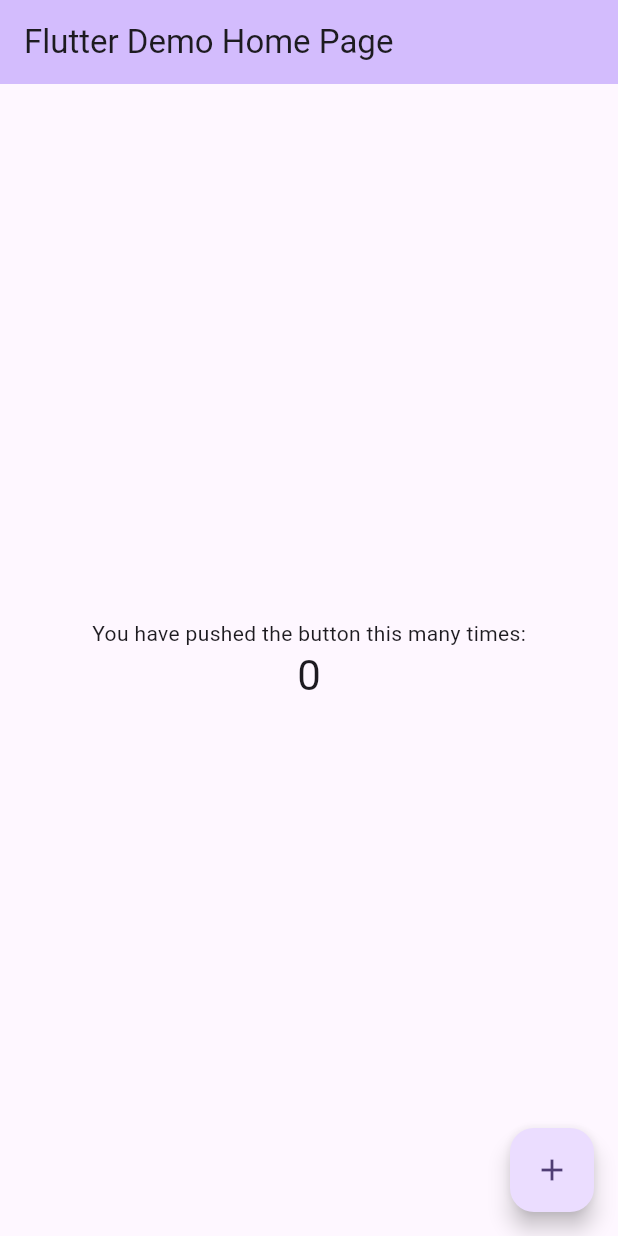
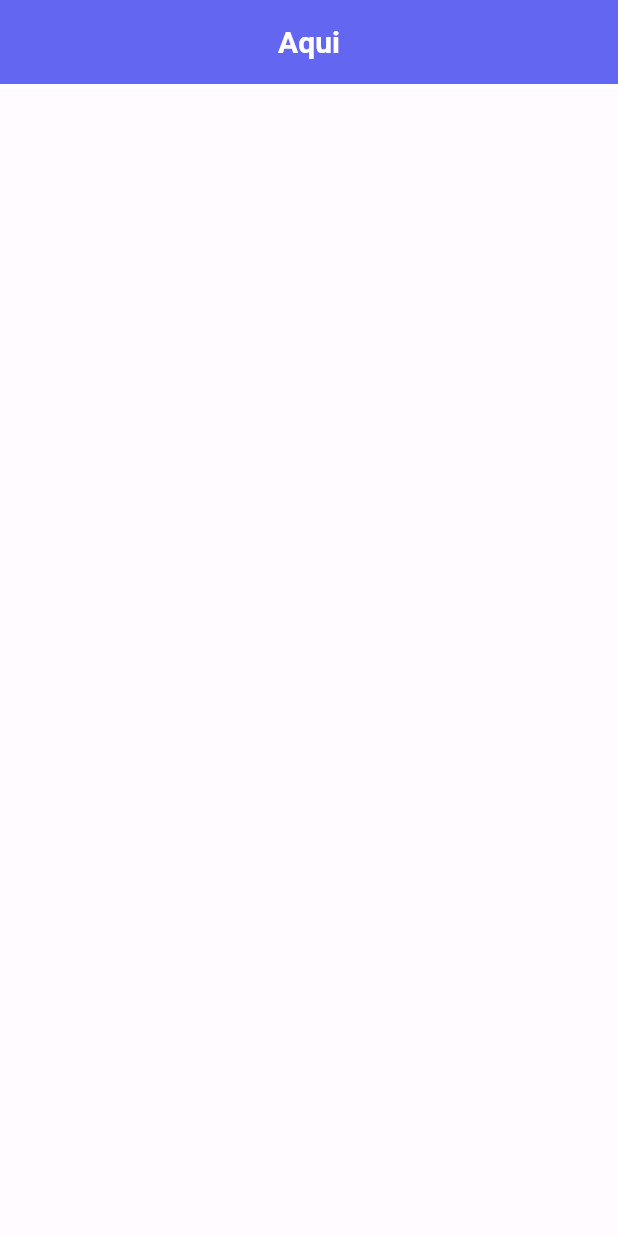
Before and after one commit to pollyyana/FitFinder, a Flutter app: the screen it shows after launch, on a phone screen of 412 x 824 dp. Run offline on Flutter 3.47's test engine with Material 3 defaults, Android fonts, the phone set to English and light mode, and no system bars.

```diff
--- a/analysis_options.yaml
+++ b/analysis_options.yaml
@@ -8,6 +8,10 @@
 # The following line activates a set of recommended lints for Flutter apps,
 # packages, and plugins designed to encourage good coding practices.
 include: package:flutter_lints/flutter.yaml
+
+formatter:
+  trailing_commas: preserve
+
 
 linter:
   # The lint rules applied to this project can be customized in the
--- /dev/null
+++ b/lib/core/ui/theme.dart
@@ -0,0 +1,123 @@
+import 'package:flutter/material.dart';
+
+class AppTheme {
+  static const primaryColor = Color(0xff6366F1);
+  static const secondaryColor = Color(0xff8B5CF6);
+  static const accentColor = Color(0xFF06B6D4); // Cyan vibrante
+  static const surfaceColor = Color(0xFFF8FAFC); // Branco azulado
+  static const backgroundColor = Color(0xFFFFFBFF); // Branco puro
+  static const errorColor = Color(0xFFEF4444); // Vermelho vibrante
+  static const successColor = Color(0xFF10B981); // Verde vibrante
+  static const warningColor = Color(0xFFF59E0B); // Laranja vibrante
+
+  AppTheme._();
+
+  static ThemeData get lightTheme {
+    return ThemeData(
+      colorScheme: ColorScheme.fromSeed(
+        seedColor: primaryColor,
+        brightness: Brightness.light,
+        primary: primaryColor,
+        secondary: secondaryColor,
+        tertiary: accentColor,
+        surface: surfaceColor,
+        error: errorColor,
+      ),
+      scaffoldBackgroundColor: backgroundColor,
+      appBarTheme: AppBarTheme(
+        centerTitle: true,
+        elevation: 0,
+        backgroundColor: primaryColor,
+        foregroundColor: Colors.white,
+        titleTextStyle: TextStyle(
+          fontSize: 20,
+          fontWeight: FontWeight.bold,
+          color: Colors.white,
+        ),
+        iconTheme: IconThemeData(color: Colors.white),
+      ),
+      textTheme: TextTheme(
+        headlineLarge: TextStyle(
+          fontSize: 32,
+          fontWeight: FontWeight.bold,
+          color: Color(0xff1E293B),
+        ),
+        headlineMedium: TextStyle(
+          fontSize: 28,
+          fontWeight: FontWeight.bold,
+          color: Color(0xff1E293B),
+        ),
+        titleLarge: TextStyle(
+          fontSize: 22,
+          fontWeight: FontWeight.bold,
+          color: Color(0xff1E293B),
+        ),
+
+        titleMedium: TextStyle(
+          fontSize: 18,
+          fontWeight: FontWeight.w600,
+          color: Color(0xff1E293B),
+        ),
+        bodyLarge: TextStyle(
+          fontSize: 16,
+          color: Color(0xff475569),
+        ),
+        bodyMedium: TextStyle(
+          fontSize: 14,
+          color: Color(0xff64748B),
+        ),
+      ),
+      inputDecorationTheme: InputDecorationTheme(
+        filled: true,
+        fillColor: surfaceColor,
+        border: OutlineInputBorder(
+          borderRadius: BorderRadius.circular(12),
+          borderSide: BorderSide(color: primaryColor.withValues(alpha: 0.3)),
+        ),
+        enabledBorder: OutlineInputBorder(
+          borderRadius: BorderRadius.circular(12),
+          borderSide: BorderSide(color: primaryColor.withValues(alpha: 0.3)),
+        ),
+        focusedBorder: OutlineInputBorder(
+          borderRadius: BorderRadius.circular(12),
+          borderSide: BorderSide(color: primaryColor, width: 2),
+        ),
+        errorBorder: OutlineInputBorder(
+          borderRadius: BorderRadius.circular(12),
+          borderSide: BorderSide(color: errorColor),
+        ),
+        labelStyle: TextStyle(color: primaryColor.withValues(alpha: 0.8)),
+        hintStyle: TextStyle(color: Colors.grey.shade500),
+        iconColor: primaryColor,
+      ),
+      elevatedButtonTheme: ElevatedButtonThemeData(
+        style: ElevatedButton.styleFrom(
+          backgroundColor: primaryColor,
+          foregroundColor: Colors.white,
+          elevation: 3,
+          shadowColor: primaryColor.withValues(alpha: 0.3),
+          shape: RoundedRectangleBorder(
+            borderRadius: BorderRadiusGeometry.circular(12),
+          ),
+          padding: EdgeInsets.symmetric(horizontal: 24, vertical: 16),
+          textStyle: TextStyle(fontSize: 16, fontWeight: FontWeight.w600),
+        ),
+      ),
+    );
+  }
+
+  static ThemeData get darkTheme {
+    return ThemeData(
+      colorScheme: ColorScheme.fromSeed(
+        seedColor: primaryColor,
+        brightness: Brightness.dark,
+        primary: primaryColor,
+        secondary: secondaryColor,
+        tertiary: accentColor,
+        surface: const Color(0xff1E293B),
+        error: errorColor,
+      ),
+      scaffoldBackgroundColor: Color(0xff0F172A),
+    );
+  }
+}
--- a/lib/main.dart
+++ b/lib/main.dart
@@ -1,122 +1,21 @@
+import 'package:fit_finder/core/ui/theme.dart';
+import 'package:fit_finder/pages/home/home_screen.dart';
 import 'package:flutter/material.dart';
 
 void main() {
-  runApp(const MyApp());
+  runApp(MyApp());
 }
 
 class MyApp extends StatelessWidget {
   const MyApp({super.key});
-
-  // This widget is the root of your application.
   @override
   Widget build(BuildContext context) {
     return MaterialApp(
-      title: 'Flutter Demo',
-      theme: ThemeData(
-        // This is the theme of your application.
-        //
-        // TRY THIS: Try running your application with "flutter run". You'll see
-        // the application has a purple toolbar. Then, without quitting the app,
-        // try changing the seedColor in the colorScheme below to Colors.green
-        // and then invoke "hot reload" (save your changes or press the "hot
-        // reload" button in a Flutter-supported IDE, or press "r" if you used
-        // the command line to start the app).
-        //
-        // Notice that the counter didn't reset back to zero; the application
-        // state is not lost during the reload. To reset the state, use hot
-        // restart instead.
-        //
-        // This works for code too, not just values: Most code changes can be
-        // tested with just a hot reload.
-        colorScheme: ColorScheme.fromSeed(seedColor: Colors.deepPurple),
-      ),
-      home: const MyHomePage(title: 'Flutter Demo Home Page'),
+      title: 'Fit Finder',
+      theme: AppTheme.lightTheme,
+      darkTheme: AppTheme.darkTheme,
+      themeMode: ThemeMode.system,
+      home: HomeScreen(),
     );
   }
 }
-
-class MyHomePage extends StatefulWidget {
-  const MyHomePage({super.key, required this.title});
-
-  // This widget is the home page of your application. It is stateful, meaning
-  // that it has a State object (defined below) that contains fields that affect
-  // how it looks.
-
-  // This class is the configuration for the state. It holds the values (in this
-  // case the title) provided by the parent (in this case the App widget) and
-  // used by the build method of the State. Fields in a Widget subclass are
-  // always marked "final".
-
-  final String title;
-
-  @override
-  State<MyHomePage> createState() => _MyHomePageState();
-}
-
-class _MyHomePageState extends State<MyHomePage> {
-  int _counter = 0;
-
-  void _incrementCounter() {
-    setState(() {
-      // This call to setState tells the Flutter framework that something has
-      // changed in this State, which causes it to rerun the build method below
-      // so that the display can reflect the updated values. If we changed
-      // _counter without calling setState(), then the build method would not be
-      // called again, and so nothing would appear to happen.
-      _counter++;
-    });
-  }
-
-  @override
-  Widget build(BuildContext context) {
-    // This method is rerun every time setState is called, for instance as done
-    // by the _incrementCounter method above.
-    //
-    // The Flutter framework has been optimized to make rerunning build methods
-    // fast, so that you can just rebuild anything that needs updating rather
-    // than having to individually change instances of widgets.
-    return Scaffold(
-      appBar: AppBar(
-        // TRY THIS: Try changing the color here to a specific color (to
-        // Colors.amber, perhaps?) and trigger a hot reload to see the AppBar
-        // change color while the other colors stay the same.
-        backgroundColor: Theme.of(context).colorScheme.inversePrimary,
-        // Here we take the value from the MyHomePage object that was created by
-        // the App.build method, and use it to set our appbar title.
-        title: Text(widget.title),
-      ),
-      body: Center(
-        // Center is a layout widget. It takes a single child and positions it
-        // in the middle of the parent.
-        child: Column(
-          // Column is also a layout widget. It takes a list of children and
-          // arranges them vertically. By default, it sizes itself to fit its
-          // children horizontally, and tries to be as tall as its parent.
-          //
-          // Column has various properties to control how it sizes itself and
-          // how it positions its children. Here we use mainAxisAlignment to
-          // center the children vertically; the main axis here is the vertical
-          // axis because Columns are vertical (the cross axis would be
-          // horizontal).
-          //
-          // TRY THIS: Invoke "debug painting" (choose the "Toggle Debug Paint"
-          // action in the IDE, or press "p" in the console), to see the
-          // wireframe for each widget.
-          mainAxisAlignment: MainAxisAlignment.center,
-          children: <Widget>[
-            const Text('You have pushed the button this many times:'),
-            Text(
-              '$_counter',
-              style: Theme.of(context).textTheme.headlineMedium,
-            ),
-          ],
-        ),
-      ),
-      floatingActionButton: FloatingActionButton(
-        onPressed: _incrementCounter,
-        tooltip: 'Increment',
-        child: const Icon(Icons.add),
-      ), // This trailing comma makes auto-formatting nicer for build methods.
-    );
-  }
-}
--- /dev/null
+++ b/lib/pages/home/home_screen.dart
@@ -0,0 +1,15 @@
+import 'package:flutter/material.dart';
+
+class HomeScreen extends StatelessWidget {
+  const HomeScreen({super.key});
+
+  @override
+  Widget build(BuildContext context) {
+    return Scaffold(
+      appBar: AppBar(
+        title: const Text('Aqui'),
+      ),
+      body: Container(),
+    );
+  }
+}
--- a/pubspec.yaml
+++ b/pubspec.yaml
@@ -34,6 +34,9 @@ dependencies:
   # The following adds the Cupertino Icons font to your application.
   # Use with the CupertinoIcons class for iOS style icons.
   cupertino_icons: ^1.0.8
+  json_rest_server: ^3.2.1
+  flutter_gen: ^5.12.0
+  provider: ^6.1.5+1
 
 dev_dependencies:
   flutter_test:
```
Also changed, not shown: pubspec.lock, 3 other files.
